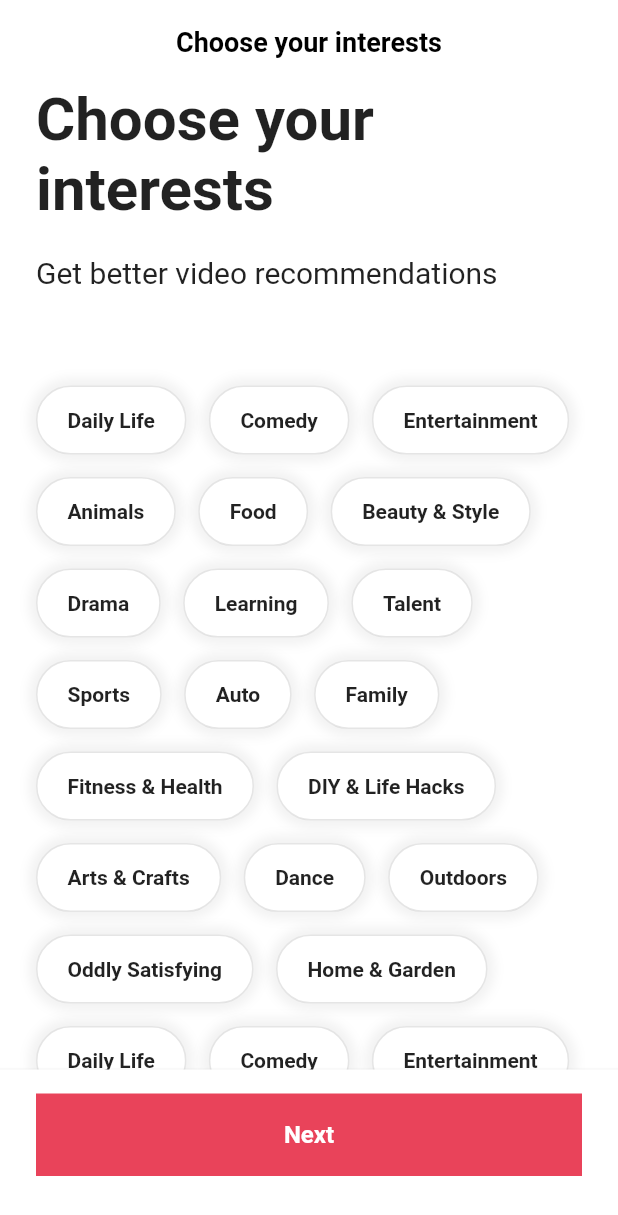
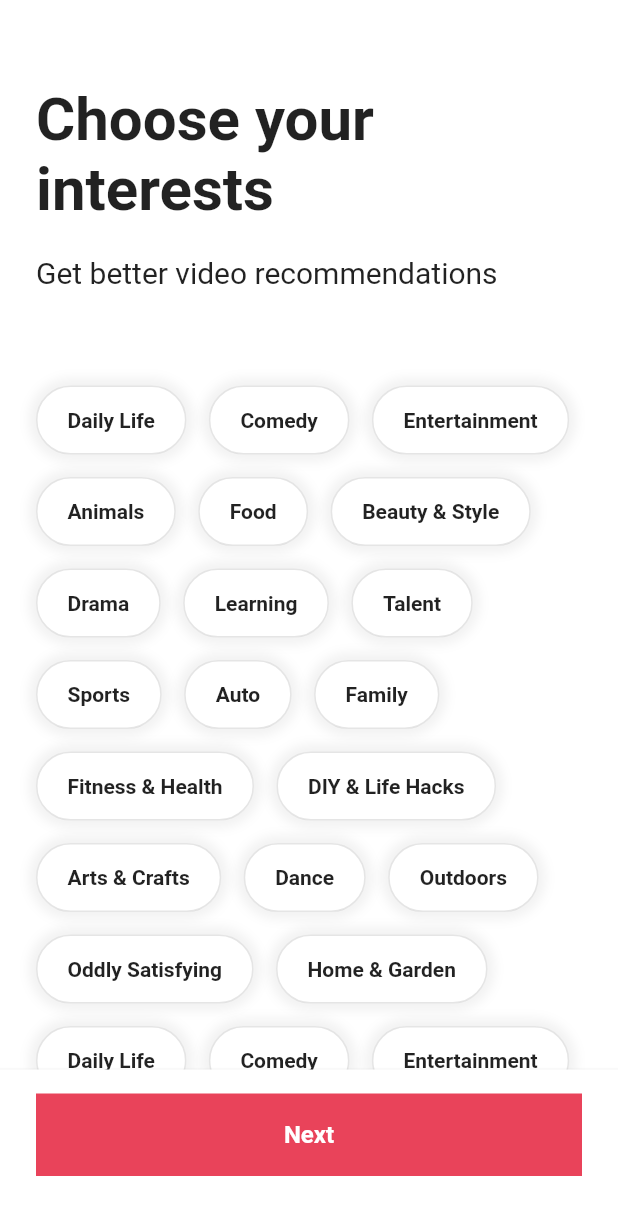
Before and after one commit to greeenCode/tiktok_clone, a Flutter app: the screen it shows after launch, on a phone screen of 412 x 824 dp. Shown: the top 1215 px of the screen. Run offline on Flutter 3.47's test engine with Material 2 defaults, Android fonts, the phone set to English and light mode, and no system bars; our stand-ins replace font_awesome_flutter.

```diff
--- a/lib/features/authentication/interest_screen.dart
+++ b/lib/features/authentication/interest_screen.dart
@@ -1,6 +1,7 @@
 import 'package:flutter/material.dart';
 import 'package:tiktok_clone/constants/gaps.dart';
 import 'package:tiktok_clone/constants/sizes.dart';
+import 'package:tiktok_clone/features/onboarding/interest_button.dart';
 
 const List interests = [
   "Daily Life",
@@ -43,18 +44,57 @@ const List interests = [
   "Home & Garden",
 ];
 
-class InterestScreen extends StatelessWidget {
+class InterestScreen extends StatefulWidget {
   const InterestScreen({super.key});
+
+  @override
+  State<InterestScreen> createState() => _InterestScreenState();
+}
+
+class _InterestScreenState extends State<InterestScreen> {
+  final ScrollController _scrollcontroller = ScrollController();
+  bool _showTitle = false;
+
+  void _onScroll() {
+    if (_scrollcontroller.offset > 100) {
+      if (_showTitle) return;
+      setState(() {
+        _showTitle = true;
+      });
+    } else {
+      setState(() {
+        _showTitle = false;
+      });
+    }
+  }
+
+  @override
+  void initState() {
+    super.initState();
+    _scrollcontroller.addListener(_onScroll);
+  }
+
+  @override
+  void dispose() {
+    _scrollcontroller.dispose();
+    super.dispose();
+  }
 
   @override
   Widget build(BuildContext context) {
     return Scaffold(
       appBar: AppBar(
-        title: const Text(
+        title: AnimatedOpacity(
+          opacity: _showTitle ? 1 : 0,
+          duration: const Duration(milliseconds: 300),
+          child: const Text(
             "Choose your interests",
           ),
         ),
-      body: SingleChildScrollView(
+      ),
+      body: Scrollbar(
+        child: SingleChildScrollView(
+          controller: _scrollcontroller,
           child: Padding(
             padding: const EdgeInsets.only(
               left: Sizes.size24,
@@ -84,35 +124,11 @@ class InterestScreen extends StatelessWidget {
                   runSpacing: 15,
                   children: [
                     for (var interest in interests)
-                    Container(
-                      padding: const EdgeInsets.symmetric(
-                        horizontal: Sizes.size20,
-                        vertical: Sizes.size14,
-                      ),
-                      decoration: BoxDecoration(
-                        color: Colors.white,
-                        border: Border.all(
-                          color: Colors.black.withOpacity(0.1),
-                        ),
-                        borderRadius: BorderRadius.circular(Sizes.size32),
-                        boxShadow: [
-                          BoxShadow(
-                            color: Colors.black.withOpacity(0.05),
-                            blurRadius: 5,
-                            spreadRadius: 5,
+                      InterestButton(interest: interest),
+                  ],
                 ),
               ],
             ),
-                      child: Text(
-                        interest,
-                        style: const TextStyle(
-                          fontWeight: FontWeight.bold,
-                        ),
-                      ),
-                    ),
-                ],
-              ),
-            ],
           ),
         ),
       ),
--- /dev/null
+++ b/lib/features/onboarding/interest_button.dart
@@ -0,0 +1,58 @@
+import 'package:flutter/material.dart';
+import 'package:tiktok_clone/constants/sizes.dart';
+
+class InterestButton extends StatefulWidget {
+  const InterestButton({
+    super.key,
+    required this.interest,
+  });
+
+  final String interest;
+
+  @override
+  State<InterestButton> createState() => _InterestButtonState();
+}
+
+class _InterestButtonState extends State<InterestButton> {
+  bool _isSelected = false;
+
+  void _onTap() {
+    setState(() {
+      _isSelected = !_isSelected;
+    });
+  }
+
+  @override
+  Widget build(BuildContext context) {
+    return GestureDetector(
+      onTap: _onTap,
+      child: Container(
+        padding: const EdgeInsets.symmetric(
+          horizontal: Sizes.size20,
+          vertical: Sizes.size14,
+        ),
+        decoration: BoxDecoration(
+          color: _isSelected ? Theme.of(context).primaryColor : Colors.white,
+          border: Border.all(
+            color: Colors.black.withOpacity(0.1),
+          ),
+          borderRadius: BorderRadius.circular(Sizes.size32),
+          boxShadow: [
+            BoxShadow(
+              color: Colors.black.withOpacity(0.05),
+              blurRadius: 5,
+              spreadRadius: 5,
+            ),
+          ],
+        ),
+        child: Text(
+          widget.interest,
+          style: TextStyle(
+            color: _isSelected ? Colors.white : Colors.black87,
+            fontWeight: FontWeight.bold,
+          ),
+        ),
+      ),
+    );
+  }
+}
--- a/lib/main.dart
+++ b/lib/main.dart
@@ -1,7 +1,6 @@
 import 'package:flutter/material.dart';
 import 'package:tiktok_clone/constants/sizes.dart';
 import 'package:tiktok_clone/features/authentication/interest_screen.dart';
-import 'package:tiktok_clone/features/authentication/sign_up_screen.dart';
 
 void main() {
   runApp(const TikTokApp());
```
Lines whose indentation alone changed are shown as unchanged.
